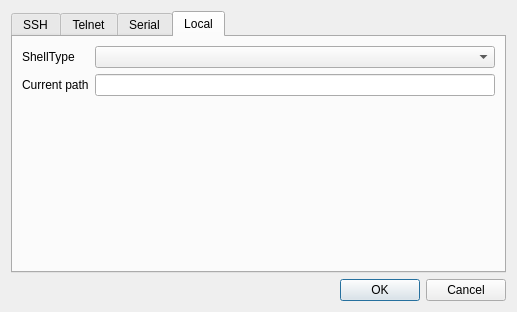
The window that dialog/connectdialog.ui (flysnow010/flyterm) describes before a commit, drawn with Qt 5.
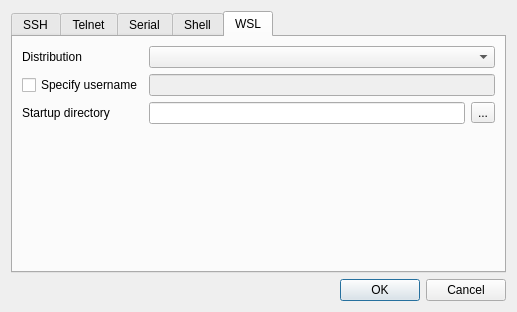
The same window after the commit. The open tabs and pages were chosen to show the change. Icons and pictures are not drawn.

The edit to the form file:
```diff
--- a/dialog/connectdialog.ui
+++ b/dialog/connectdialog.ui
@@ -27,7 +27,7 @@
      </property>
     </widget>
    </item>
-   <item row="1" column="0">
+   <item row="0" column="0">
     <widget class="QTabWidget" name="tabWidget">
      <property name="enabled">
       <bool>true</bool>
@@ -293,7 +293,7 @@
      </widget>
      <widget class="QWidget" name="tabLocal">
       <attribute name="title">
-       <string>Local</string>
+       <string>Shell</string>
       </attribute>
       <layout class="QVBoxLayout" name="verticalLayout">
        <item>
@@ -301,17 +301,17 @@
          <item row="0" column="0">
           <widget class="QLabel" name="label_13">
            <property name="text">
-            <string>ShellType</string>
+            <string>Terminal Shell</string>
            </property>
           </widget>
          </item>
-         <item row="0" column="1">
+         <item row="0" column="1" colspan="2">
           <widget class="QComboBox" name="comboBoxSheelType"/>
          </item>
          <item row="1" column="0">
           <widget class="QLabel" name="label_14">
            <property name="text">
-            <string>Current path</string>
+            <string>Startup directory</string>
            </property>
           </widget>
          </item>
@@ -335,6 +335,71 @@
        </item>
       </layout>
      </widget>
+     <widget class="QWidget" name="tabWSL">
+      <attribute name="title">
+       <string>WSL</string>
+      </attribute>
+      <layout class="QVBoxLayout" name="verticalLayout_3">
+       <item>
+        <layout class="QGridLayout" name="gridLayout_6">
+         <item row="0" column="0">
+          <widget class="QLabel" name="label_16">
+           <property name="text">
+            <string>Distribution</string>
+           </property>
+          </widget>
+         </item>
+         <item row="0" column="1" colspan="2">
+          <widget class="QComboBox" name="comboBoxWSLDistribution"/>
+         </item>
+         <item row="1" column="0">
+          <widget class="QCheckBox" name="checkBox">
+           <property name="text">
+            <string>Specify username</string>
+           </property>
+          </widget>
+         </item>
+         <item row="1" column="1" colspan="2">
+          <widget class="QLineEdit" name="lineEditWSLUsername">
+           <property name="enabled">
+            <bool>false</bool>
+           </property>
+          </widget>
+         </item>
+         <item row="2" column="0">
+          <widget class="QLabel" name="label_17">
+           <property name="text">
+            <string>Startup directory</string>
+           </property>
+          </widget>
+         </item>
+         <item row="2" column="1">
+          <widget class="QLineEdit" name="lineEditWSLStartupDirectory"/>
+         </item>
+         <item row="2" column="2">
+          <widget class="QToolButton" name="toolButtonWSLStartupDirectory">
+           <property name="text">
+            <string>...</string>
+           </property>
+          </widget>
+         </item>
+        </layout>
+       </item>
+       <item>
+        <spacer name="verticalSpacer_3">
+         <property name="orientation">
+          <enum>Qt::Vertical</enum>
+         </property>
+         <property name="sizeHint" stdset="0">
+          <size>
+           <width>20</width>
+           <height>135</height>
+          </size>
+         </property>
+        </spacer>
+       </item>
+      </layout>
+     </widget>
     </widget>
    </item>
   </layout>
```
Left out of the diff: 51 changed lines with no effect on the pictures.
